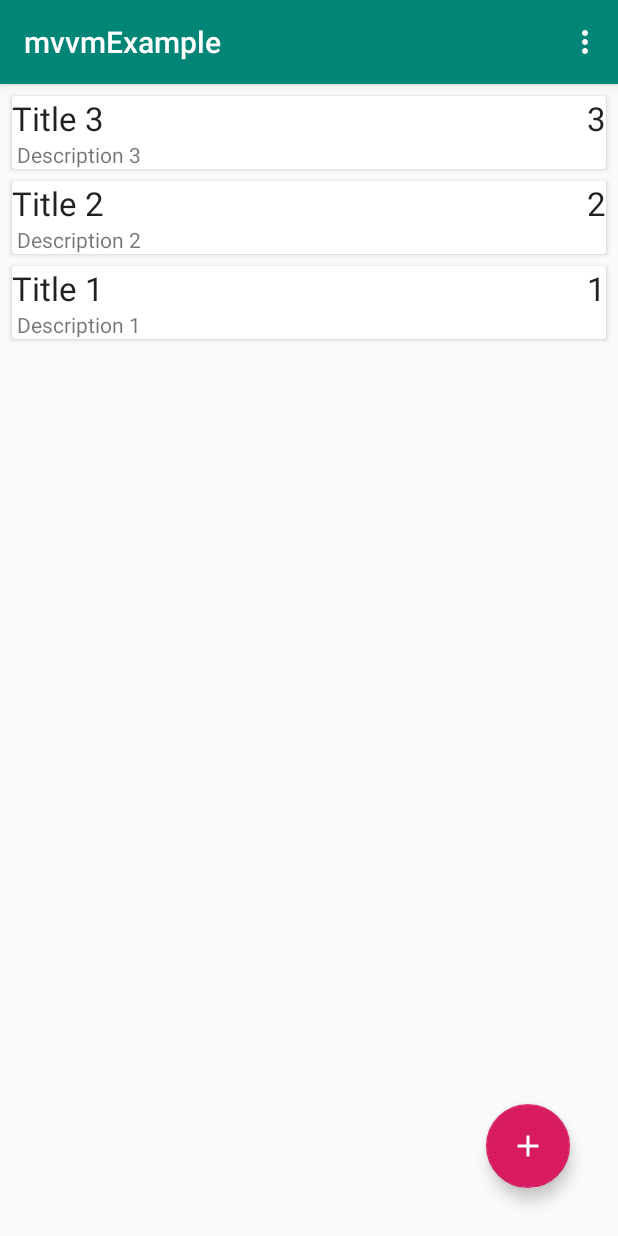
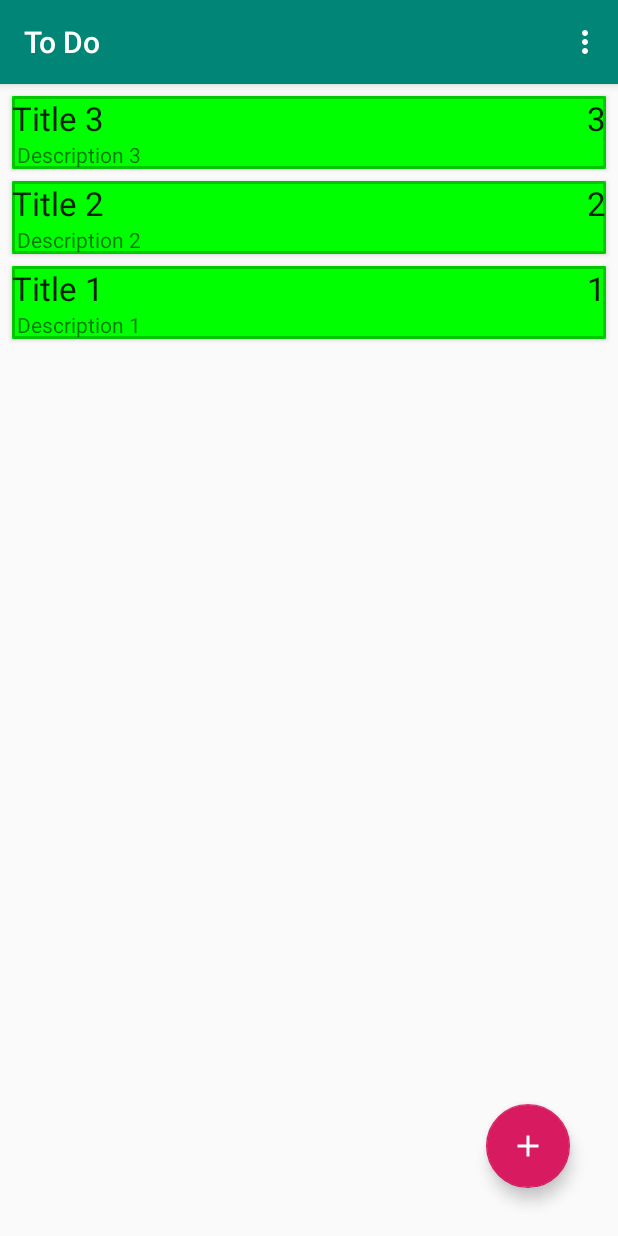
Before and after one commit to RaulFlo/MVVMExample, an Android app: the screen it shows after launch (MainActivity), on a phone screen of 412 x 824 dp. Run offline under Robolectric (Android 15) with nearby library versions, the phone set to English and light mode, and no system bars; our stand-ins replace Room's generated code.

Commit message:
Add diff colors to Priorities

```diff
--- a/app/src/main/java/com/example/android/mvvmexample/NoteAdapter.java
+++ b/app/src/main/java/com/example/android/mvvmexample/NoteAdapter.java
@@ -1,17 +1,19 @@
 package com.example.android.mvvmexample;
 
+import android.graphics.Color;
 import android.view.LayoutInflater;
 import android.view.View;
 import android.view.ViewGroup;
 import android.widget.TextView;
 
+import androidx.annotation.ColorInt;
 import androidx.annotation.NonNull;
+import androidx.cardview.widget.CardView;
+import androidx.core.graphics.ColorUtils;
 import androidx.recyclerview.widget.DiffUtil;
 import androidx.recyclerview.widget.ListAdapter;
 import androidx.recyclerview.widget.RecyclerView;
 
-import java.util.ArrayList;
-import java.util.List;
 
 public class NoteAdapter extends ListAdapter<Note, NoteAdapter.NoteHolder> {
 
@@ -50,6 +52,31 @@ public class NoteAdapter extends ListAdapter<Note, NoteAdapter.NoteHolder> {
         holder.textViewTitle.setText(currentNote.getTitle());
         holder.textViewDescription.setText(currentNote.getDescription());
         holder.textViewPriority.setText(String.valueOf(currentNote.getPriority()));
+
+
+        switch (currentNote.getPriority()) {
+            case 1:
+            case 2:
+            case 3:
+                holder.itemView.setBackgroundColor(Color.GREEN);
+                return;
+            case 4:
+            case 5:
+            case 6:
+            case 7:
+                holder.itemView.setBackgroundColor(Color.YELLOW);
+                return;
+            case 8:
+            case 9:
+            case 10:
+                holder.itemView.setBackgroundColor(Color.RED);
+                return;
+            default:
+                holder.itemView.setBackgroundColor(Color.GRAY);
+                return;
+        }
+
+
     }
 
 
--- a/app/src/main/res/layout/activity_add_note.xml
+++ b/app/src/main/res/layout/activity_add_note.xml
@@ -29,17 +29,12 @@
         android:layout_marginTop="8dp"
         android:textAppearance="@android:style/TextAppearance.DeviceDefault.Medium"/>
 
-<!--    <NumberPicker-->
-<!--        android:id="@+id/number_picker_priority"-->
-<!--        android:layout_width="wrap_content"-->
-<!--        android:layout_height="wrap_content"/>-->
 
     <com.shawnlin.numberpicker.NumberPicker
         android:id="@+id/number_picker_priority"
         android:layout_width="match_parent"
         android:layout_height="wrap_content"
         android:layout_centerInParent="true"
-
         app:np_dividerColor="@color/colorPrimary"
         app:np_selectedTextColor="@color/colorPrimary"
         app:np_textColor="@color/colorPrimary"
--- a/app/src/main/res/layout/note_item.xml
+++ b/app/src/main/res/layout/note_item.xml
@@ -1,10 +1,13 @@
 <?xml version="1.0" encoding="utf-8"?>
-<androidx.cardview.widget.CardView xmlns:android="http://schemas.android.com/apk/res/android"
+<com.google.android.material.card.MaterialCardView xmlns:android="http://schemas.android.com/apk/res/android"
     android:layout_width="match_parent"
     android:layout_height="wrap_content"
+    xmlns:app="http://schemas.android.com/apk/res-auto"
     android:layout_marginStart="8dp"
     android:layout_marginTop="8dp"
-    android:layout_marginEnd="8dp">
+    android:layout_marginEnd="8dp"
+    app:strokeColor="@color/cardview_shadow_start_color"
+    app:strokeWidth="@dimen/cardview_default_elevation">
 
 
     <RelativeLayout
@@ -39,4 +42,4 @@
     </RelativeLayout>
 
 
-</androidx.cardview.widget.CardView>
+</com.google.android.material.card.MaterialCardView>
--- a/app/src/main/res/values/strings.xml
+++ b/app/src/main/res/values/strings.xml
@@ -1,3 +1,3 @@
 <resources>
-    <string name="app_name">mvvmExample</string>
+    <string name="app_name">To Do</string>
 </resources>
```
